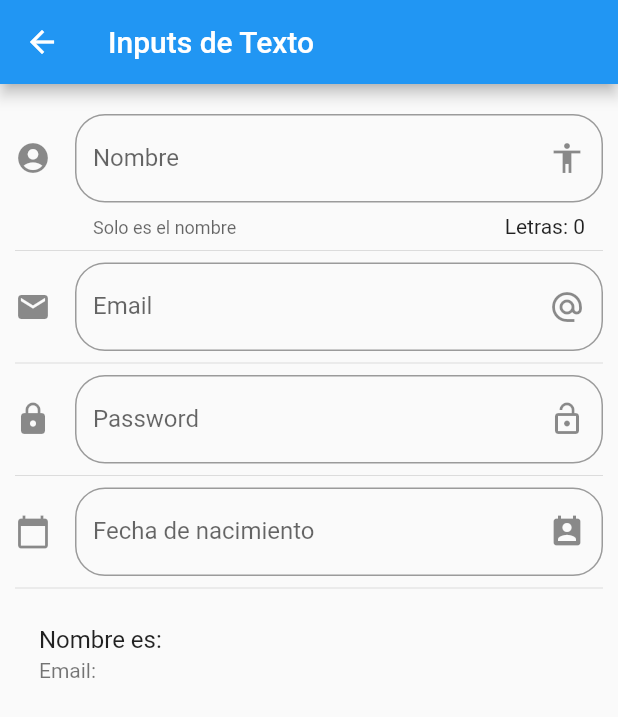
After one commit to christianmagdiel/FlutterComponents, a Flutter app: the screen it shows after launch, after a tap on "Inputs", on a phone screen of 412 x 824 dp. The commit adds this screen. Shown: the top 717 px of the screen. Run offline on Flutter 3.47's test engine with Material 2 defaults, Android fonts, the phone set to English and light mode, and no system bars; network calls fail.

Commit message:
Pantalla Input, configuracion para poner lenguale en español a fechas.

```diff
--- a/componentes/data/menu_opts.json
+++ b/componentes/data/menu_opts.json
@@ -20,6 +20,11 @@
             "ruta" : "animatedContainer",
             "icon" : "donut_large",
             "texto": "Animated Container"
+        },
+        {
+            "ruta" : "inputs",
+            "icon" : "input",
+            "texto": "Inputs"
         }
     ]
 }
--- a/componentes/lib/main.dart
+++ b/componentes/lib/main.dart
@@ -1,6 +1,7 @@
 import 'package:flutter/material.dart';
 import 'package:componentes/src/routes/routes.dart';
 import 'package:componentes/src/pages/alert_page.dart';
+import 'package:flutter_localizations/flutter_localizations.dart';
 
 void main() => runApp(MyApp());
 
@@ -10,6 +11,17 @@ class MyApp extends StatelessWidget {
     return MaterialApp(
       title: 'Componentes App',
       debugShowCheckedModeBanner: false,
+      localizationsDelegates: [
+      // ... app-specific localization delegate[s] here
+      GlobalMaterialLocalizations.delegate,
+      GlobalWidgetsLocalizations.delegate,
+      GlobalCupertinoLocalizations.delegate,
+      ],
+      supportedLocales: [
+      const Locale('en','US'), // English
+      const Locale('es','ES'), // Español
+      // ... other locales the app supports
+      ],
       //home: HomePage(),
       initialRoute: '/',
       routes: getApplicationRoutes(),
--- /dev/null
+++ b/componentes/lib/src/pages/input_page.dart
@@ -0,0 +1,143 @@
+import 'package:flutter/material.dart';
+
+class InputPage extends StatefulWidget {
+  @override
+  _InputPageState createState() => _InputPageState();
+}
+
+class _InputPageState extends State<InputPage> {
+  String _nombre = '';
+  String _email = '' ;
+  String _fecha = '' ;
+  String _password = '' ;
+  TextEditingController _inputFieldDateController = new TextEditingController();
+
+  @override
+  Widget build(BuildContext context) {
+    return Scaffold(
+      appBar: AppBar(
+        title: Text('Inputs de Texto'),
+      ),
+      body: ListView(
+        padding: EdgeInsets.symmetric(horizontal: 10.0, vertical: 20.0),
+        children: <Widget>[
+           _crearInput(),
+           Divider(),
+           _crearEmail(),
+           Divider(),
+           _crearPassword(),
+           Divider(),
+           _crearFecha(context),
+           Divider(),
+           _crearPersona(),
+
+        ],
+      ),
+    );
+  }
+
+ Widget _crearInput() {
+   return TextField(
+     textCapitalization: TextCapitalization.sentences,
+     decoration: InputDecoration(
+       border: OutlineInputBorder(
+         borderRadius: BorderRadius.circular(20.0)
+       ),
+       counter: Text('Letras: ${_nombre.length}' ),
+       hintText: 'Nombre de la persona',
+       labelText: 'Nombre',
+       helperText: 'Solo es el nombre',
+       suffixIcon: Icon(Icons.accessibility),
+       icon: Icon(Icons.account_circle)
+     ),
+     onChanged: (valor){
+       setState(() {
+       _nombre = valor;
+       });
+     },
+   );
+ }
+
+  _crearEmail(){
+      return TextField(
+      keyboardType: TextInputType.emailAddress,
+      decoration: InputDecoration(
+       border: OutlineInputBorder(
+         borderRadius: BorderRadius.circular(20.0)
+       ),
+       hintText: 'Email de la persona',
+       labelText: 'Email',
+       suffixIcon: Icon(Icons.alternate_email),
+       icon: Icon(Icons.email)
+     ),
+     onChanged: (valor){
+       setState(() => _email = valor);
+     },
+   );
+  }
+
+  _crearPassword() {
+    return TextField(
+      obscureText: true,
+     decoration: InputDecoration(
+       border: OutlineInputBorder(
+         borderRadius: BorderRadius.circular(20.0)
+       ),
+       hintText: 'Password',
+       labelText: 'Password',
+       suffixIcon: Icon(Icons.lock_open),
+       icon: Icon(Icons.lock)
+     ),
+     onChanged: (valor){
+       setState(() =>_password = valor);
+     },
+   );
+  }
+
+  Widget _crearFecha(BuildContext context) {
+      return TextField(
+        controller: _inputFieldDateController,
+        enableInteractiveSelection: false,
+        keyboardType: TextInputType.datetime,
+     decoration: InputDecoration(
+       border: OutlineInputBorder(
+         borderRadius: BorderRadius.circular(20.0)
+       ),
+       hintText: 'Fecha de nacimiento',
+       labelText: 'Fecha de nacimiento',
+       suffixIcon: Icon(Icons.perm_contact_calendar),
+       icon: Icon(Icons.calendar_today)
+     ),
+    onTap: (){
+      FocusScope.of(context).requestFocus(new FocusNode());
+      _selectDate(context);
+    },
+   );
+  }
+
+
+  Future _selectDate(BuildContext context) async {
+    DateTime picked = await showDatePicker(
+      context: context,
+      initialDate: new DateTime.now(),
+      firstDate: new DateTime(2018),
+      lastDate: new DateTime(2025),
+      locale: Locale('es','ES')
+    );
+
+    if (picked != null){
+      setState(() {
+       _fecha = picked.toString();
+       _inputFieldDateController.text = _fecha;
+      });
+    }
+  }
+
+  Widget _crearPersona() {
+   return ListTile(
+     title: Text('Nombre es: $_nombre'),
+     subtitle: Text('Email: $_email'),
+     );
+ }
+
+}
--- a/componentes/lib/src/routes/routes.dart
+++ b/componentes/lib/src/routes/routes.dart
@@ -1,3 +1,4 @@
+import 'package:componentes/src/pages/input_page.dart';
 import 'package:flutter/material.dart';
 import 'package:componentes/src/pages/home_page.dart';
 import 'package:componentes/src/pages/animated_container_page.dart';
@@ -12,5 +13,6 @@ Map<String, WidgetBuilder> getApplicationRoutes(){
         'avatar'  : (BuildContext context) => AvatarPage(),
         'card'    : (BuildContext context) => CardPage(),
         'animatedContainer'    : (BuildContext context) => AnimatedContainerPage(),
+        'inputs'    : (BuildContext context) => InputPage(),
   };
 }
--- a/componentes/lib/src/utils/icono_string_util.dart
+++ b/componentes/lib/src/utils/icono_string_util.dart
@@ -4,7 +4,8 @@ final _icons = <String, IconData>{
   'add_alert'     :Icons.add_alert,
   'accessibility' :Icons.accessibility,
   'folder_open'   :Icons.folder_open,
-  'donut_large'   :Icons.donut_large
+  'donut_large'   :Icons.donut_large,
+  'input'         :Icons.input
 };
 
 Icon getIcon(String nombreIcono){
--- a/componentes/pubspec.yaml
+++ b/componentes/pubspec.yaml
@@ -18,6 +18,8 @@ environment:
 
 dependencies:
   flutter:
+    sdk: flutter
+  flutter_localizations:
     sdk: flutter
 
   # The following adds the Cupertino Icons font to your application.
```
